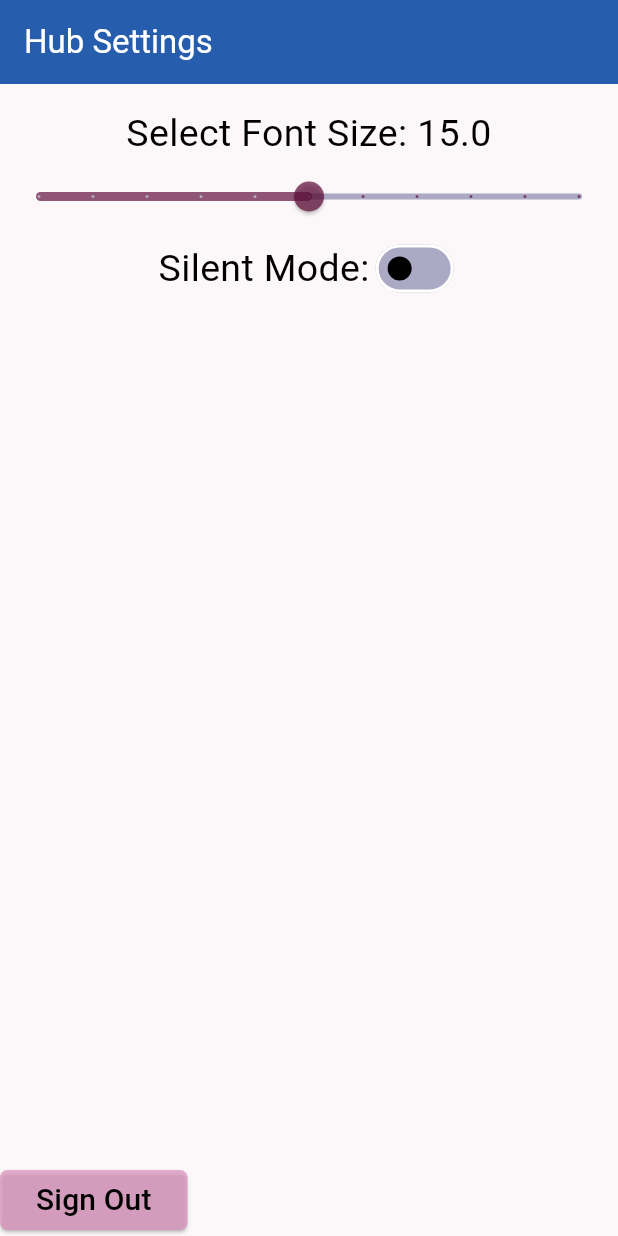
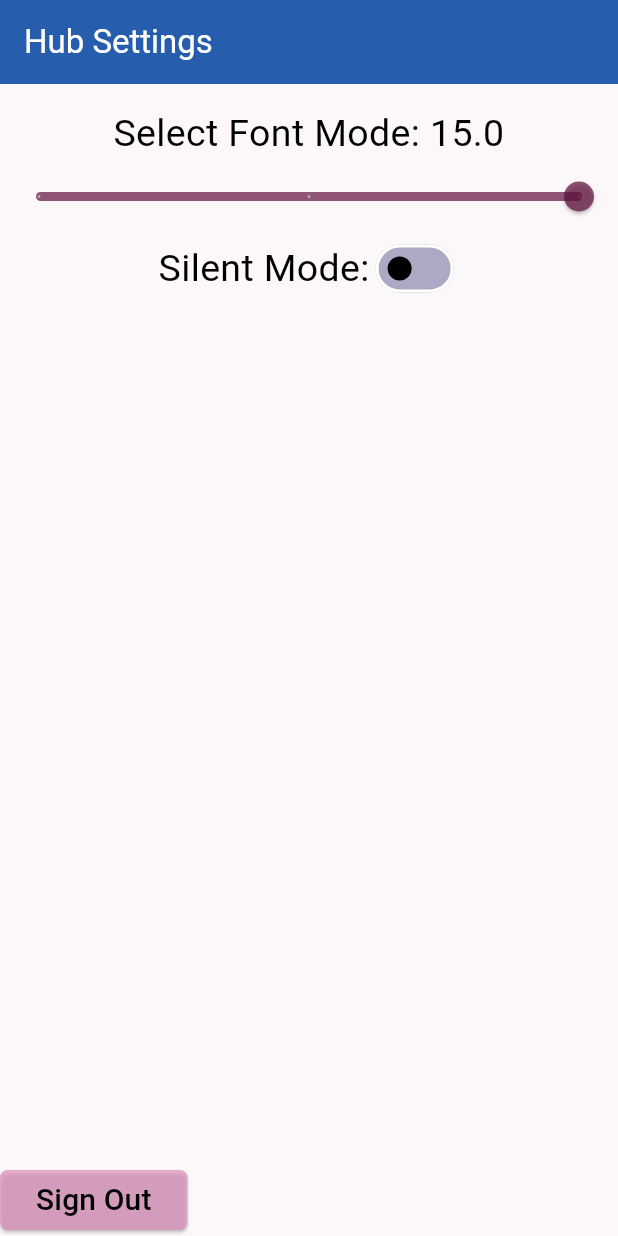
Before and after one commit to Kgo222/ClassroomClarity, a Flutter app: the HomePageInstructor screen opened directly, on a phone screen of 412 x 824 dp. Run offline on Flutter 3.47's test engine with Material 3 defaults, Android fonts, the light colour scheme and no system bars; our stand-ins replace flutter_blue_plus.

Commit message:
screen layout works

```diff
--- a/code/classroom_clarity_app/lib/globals.dart
+++ b/code/classroom_clarity_app/lib/globals.dart
@@ -4,8 +4,8 @@ import "package:classroom_clarity_app/bluetooth_handler.dart";
 late final BLEHandler bleHandler;
 
 //settings
-double max_font_size = 20;
-double min_font_size = 10;
+double max_font_size = 3;
+double min_font_size = 1;
 double font_size = 15;
 bool silent_mode = false;
 
@@ -21,4 +21,4 @@ String connectionText2 = "";
 //Sent Data
 String question = "";
 int curr_engagementLevel = 5;
-int prev_engagementLevel = 5;
+int prev_engagementLevel = 0;
--- a/code/classroom_clarity_app/lib/homepage.dart
+++ b/code/classroom_clarity_app/lib/homepage.dart
@@ -242,8 +242,8 @@ class _HomePageState extends State<HomePage> {
                               name = 'Student';
                               question = "";
                               bleHandler.bluetoothWriteR(curr_engagementLevel, 0); // When sign out we want to remove their rating from the avg, 0 is the indicator of sign out
-                              curr_engagementLevel = 10;
-                              prev_engagementLevel = 10;
+                              curr_engagementLevel = 5;
+                              prev_engagementLevel = 0;
                               bleHandler.disconnect();
                               studentAuthenticated = false;
                               //Go back to login page
--- a/code/classroom_clarity_app/lib/homepage_instructor.dart
+++ b/code/classroom_clarity_app/lib/homepage_instructor.dart
@@ -38,7 +38,7 @@ class _HomePageInstructorState extends State<HomePageInstructor> {
                   Padding(
                       padding: EdgeInsets.only(top: 15),
                       child: Text(
-                        'Select Font Size: $font_size',
+                        'Select Font Mode: $font_size',
                         textAlign: TextAlign.center,
                         softWrap: true,
                         style: TextStyle(color: AppColors.black, fontSize: 25),
```
Also changed, not shown: 1 other file.
